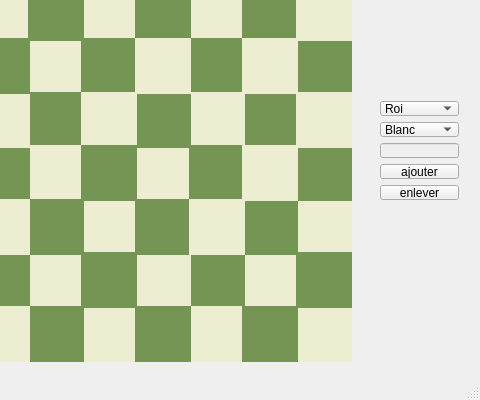
The window that ProjetJeuxEchecs.ui (liu-cal/Chess) describes before a commit, drawn with Qt 5; both pictures show x 101 to 581 and y 117 to 517 of the 581 by 517 pixel window.
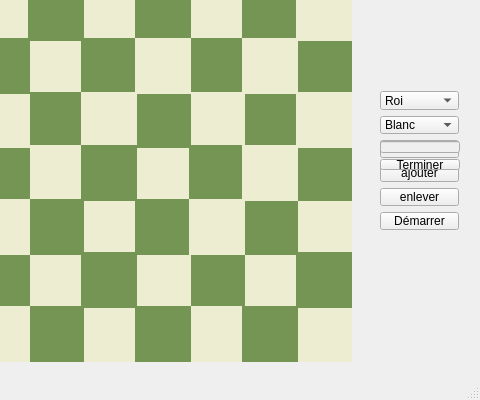
The same window after the commit.

Commit message: Added start and finish game buttons

```diff
--- a/ProjetJeuxEchecs.ui
+++ b/ProjetJeuxEchecs.ui
@@ -1787,9 +1787,9 @@
     <property name="geometry">
      <rect>
       <x>470</x>
-      <y>190</y>
+      <y>180</y>
       <width>101</width>
-      <height>121</height>
+      <height>161</height>
      </rect>
     </property>
     <layout class="QVBoxLayout" name="verticalLayout">
@@ -1859,6 +1859,42 @@
       <widget class="QPushButton" name="enlever">
        <property name="text">
         <string>enlever</string>
+       </property>
+      </widget>
+     </item>
+     <item>
+      <widget class="QPushButton" name="start">
+       <property name="text">
+        <string>Démarrer</string>
+       </property>
+      </widget>
+     </item>
+    </layout>
+   </widget>
+   <widget class="QWidget" name="verticalLayoutWidget_2">
+    <property name="geometry">
+     <rect>
+      <x>470</x>
+      <y>230</y>
+      <width>102</width>
+      <height>51</height>
+     </rect>
+    </property>
+    <layout class="QVBoxLayout" name="verticalLayout_2">
+     <item>
+      <widget class="QLineEdit" name="tourCouleur">
+       <property name="enabled">
+        <bool>false</bool>
+       </property>
+       <property name="alignment">
+        <set>Qt::AlignmentFlag::AlignCenter</set>
+       </property>
+      </widget>
+     </item>
+     <item>
+      <widget class="QPushButton" name="terminer">
+       <property name="text">
+        <string>Terminer</string>
        </property>
       </widget>
      </item>
```
The commit also changes 24 other files.
